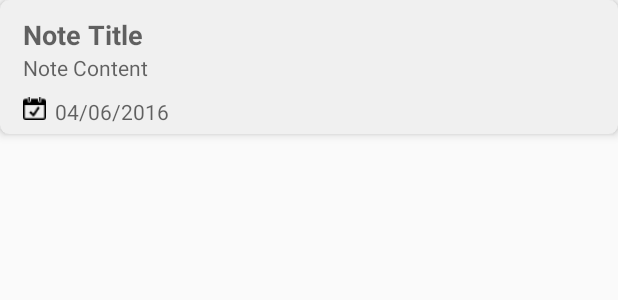
After one commit to andela-shaji/note-keeper, an Android app: the layout notes_row_layout.xml on its own in the app's theme, with its tools: preview values and no code run, on a phone screen of 412 x 824 dp. The commit adds this screen. Shown: the top 300 px of the screen. Run offline under Robolectric (Android 15) with nearby library versions, the phone set to English and light mode, and no system bars.

Commit message:
Create the CardView Feature for the ListView

```diff
--- /dev/null
+++ b/app/src/main/res/layout/notes_row_layout.xml
@@ -0,0 +1,70 @@
+<?xml version="1.0" encoding="utf-8"?>
+<LinearLayout xmlns:android="http://schemas.android.com/apk/res/android"
+    xmlns:card_view="http://schemas.android.com/apk/res-auto"
+    android:orientation="vertical"
+    android:layout_width="match_parent"
+    android:layout_height="match_parent"
+    android:padding="0dp">
+
+    <android.support.v7.widget.CardView
+        android:id="@+id/cv"
+        android:layout_width="match_parent"
+        android:layout_height="wrap_content"
+        card_view:cardCornerRadius="6dp"
+        card_view:cardElevation="4dp"
+        card_view:cardMaxElevation="6dp"
+        card_view:cardBackgroundColor="@color/bg_color">
+
+        <RelativeLayout
+            android:layout_width="fill_parent"
+            android:layout_height="wrap_content"
+            android:padding="5dp">
+
+            <TextView
+                android:layout_width="wrap_content"
+                android:layout_height="wrap_content"
+                android:id="@+id/row_note_title"
+                android:hint="Note Title"
+                android:scrollHorizontally="true"
+                android:layout_marginTop="5dp"
+                android:layout_marginLeft="10dp"
+                android:ellipsize="end"
+                android:maxLines="1"
+                android:textColor="@color/colorAccent"
+                android:textAppearance="?android:textAppearanceMedium"
+                android:textStyle="bold"/>
+            <TextView
+                android:layout_width="wrap_content"
+                android:layout_height="wrap_content"
+                android:id="@+id/row_note_content"
+                android:hint="Note Content"
+                android:layout_below="@+id/row_note_title"
+                android:layout_marginLeft="10dp"
+                android:maxLines="2"
+                android:textColor="@color/colorAccent"
+                android:textAppearance="?android:textAppearanceSmall"
+                android:scrollHorizontally="true" />
+            <ImageView
+                android:id="@+id/calender_icon"
+                android:layout_width="15dp"
+                android:layout_height="15dp"
+                android:layout_below="@+id/row_note_content"
+                android:src="@drawable/today"
+                android:layout_marginTop="10dp"
+                android:layout_marginLeft="10dp"/>
+            <TextView
+                android:layout_width="wrap_content"
+                android:layout_height="wrap_content"
+                android:id="@+id/row_note_date"
+                android:layout_below="@+id/row_note_content"
+                android:hint="04/06/2016"
+                android:layout_marginLeft="6dp"
+                android:layout_marginTop="10dp"
+                android:layout_toRightOf="@id/calender_icon"
+                android:textAppearance="?android:textAppearanceSmall"/>
+
+            </RelativeLayout>
+
+        </android.support.v7.widget.CardView>
+
+</LinearLayout>
--- a/app/src/main/res/values/strings.xml
+++ b/app/src/main/res/values/strings.xml
@@ -20,7 +20,7 @@
     <string name="share_note">Share</string>
     <string name="delete_note">Delete</string>
     <string name="edit_note">Edit</string>
-
+    <string name="title_activity_list_notes">ListNotes</string>
 
 
 </resources>
```
Also changed, not shown: app/src/main/res/drawable-xhdpi/today.png (added).
